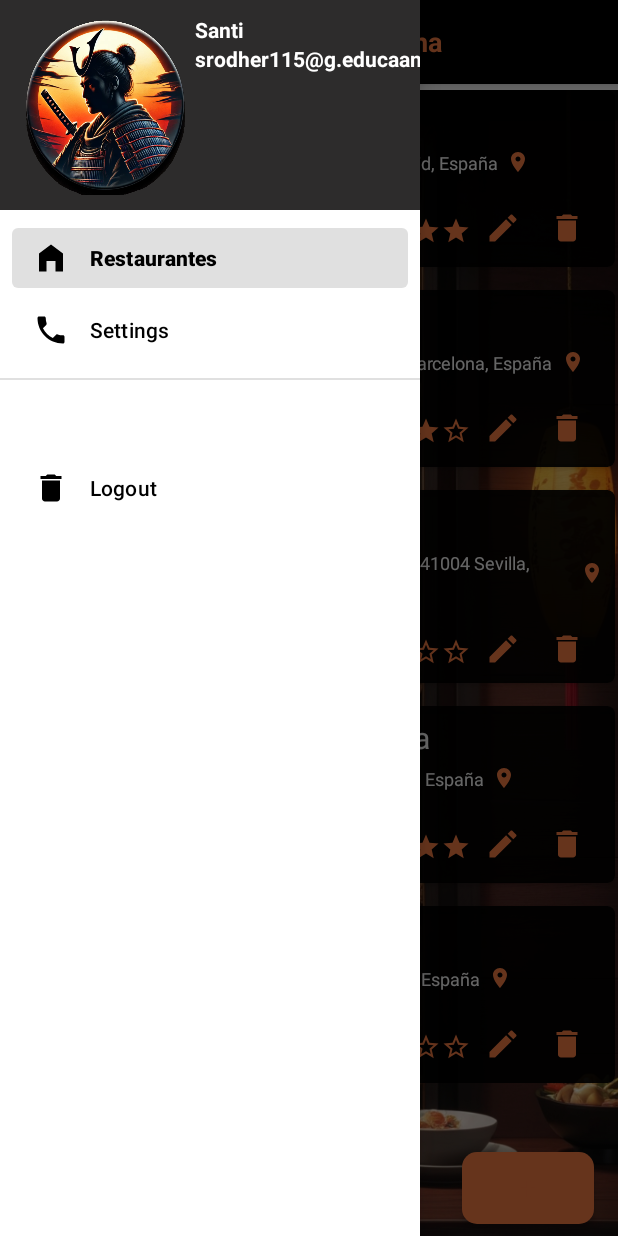
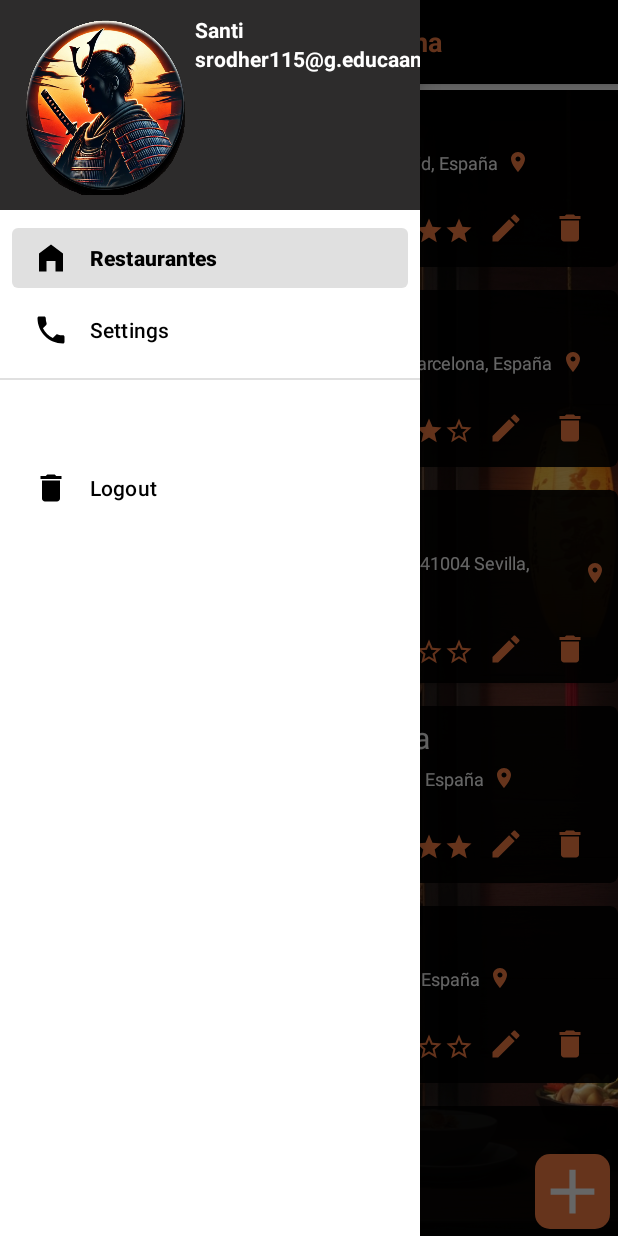
Before and after one commit to rpallin0705/proyectoIntegrado, an Android app: the screen it shows after launch (MainActivity), with the side drawer open, on a phone screen of 412 x 824 dp. Run offline under Robolectric (Android 15) with nearby library versions, the phone set to English and light mode, and no system bars; our stand-ins replace navigation-ui.

Commit message:
Cambios en activitys y fragmentos (xml)

```diff
--- /dev/null
+++ b/app/src/main/res/drawable/baseline_add_24.xml
@@ -0,0 +1,5 @@
+<vector xmlns:android="http://schemas.android.com/apk/res/android" android:height="24dp" android:tint="#FFFFFF" android:viewportHeight="24" android:viewportWidth="24" android:width="24dp">
+
+    <path android:fillColor="@android:color/white" android:pathData="M19,13h-6v6h-2v-6H5v-2h6V5h2v6h6v2z"/>
+
+</vector>
--- a/app/src/main/res/layout/fragment_restaurant.xml
+++ b/app/src/main/res/layout/fragment_restaurant.xml
@@ -10,27 +10,32 @@
 
     <androidx.recyclerview.widget.RecyclerView
         android:id="@+id/recycler_view_local"
-        android:layout_width="410dp"
-        android:layout_height="662dp"
+        android:layout_width="0dp"
+        android:layout_height="match_parent"
+        android:layout_marginBottom="60dp"
+        app:layout_constraintEnd_toEndOf="parent"
+        app:layout_constraintStart_toStartOf="parent"
+        app:layout_constraintTop_toTopOf="parent" />
+
+    <FrameLayout
+        android:id="@+id/frameLayout"
+        android:layout_width="match_parent"
+        android:layout_height="wrap_content"
+        android:background="#E8000000"
         app:layout_constraintBottom_toBottomOf="parent"
         app:layout_constraintEnd_toEndOf="parent"
-        app:layout_constraintHorizontal_bias="0.0"
         app:layout_constraintStart_toStartOf="parent"
-        app:layout_constraintTop_toTopOf="parent"
-        app:layout_constraintVertical_bias="0.0" />
+        app:layout_constraintTop_toBottomOf="@+id/recycler_view_local">
 
-    <Button
-        android:id="@+id/add_button"
-        android:layout_width="wrap_content"
-        android:layout_height="wrap_content"
-        android:layout_marginEnd="16dp"
-        android:layout_marginBottom="8dp"
-        android:text="+"
-        android:textSize="20sp"
-        app:backgroundTint="@null"
-        android:background="@drawable/dialog_fragment_option_button"
-        app:layout_constraintBottom_toBottomOf="parent"
-        app:layout_constraintEnd_toEndOf="parent" />
+        <ImageView
+            android:id="@+id/add_button"
+            android:layout_width="50dp"
+            android:layout_height="50dp"
+            android:layout_margin="5dp"
+            android:layout_gravity="end"
+            android:background="@drawable/dialog_fragment_option_button"
+            android:src="@drawable/add_va_white" />
+    </FrameLayout>
 
 
 </androidx.constraintlayout.widget.ConstraintLayout>
```
